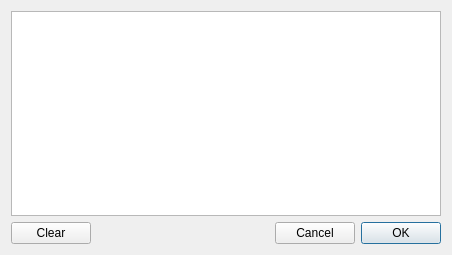
Old version of the form module/wildchildanimation/gui/forms/maya/shot_list_dialog.ui in the repository dearyangyu/swing.
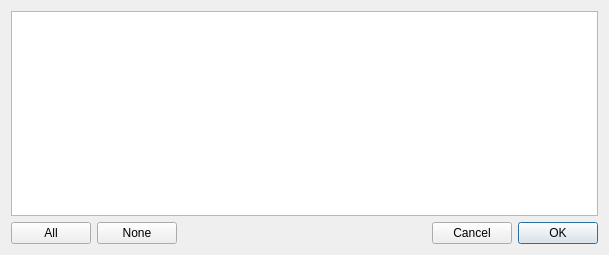
New version of the form.

```diff
--- a/module/wildchildanimation/gui/forms/maya/shot_list_dialog.ui
+++ b/module/wildchildanimation/gui/forms/maya/shot_list_dialog.ui
@@ -6,7 +6,7 @@
    <rect>
     <x>0</x>
     <y>0</y>
-    <width>452</width>
+    <width>609</width>
     <height>255</height>
    </rect>
   </property>
@@ -19,10 +19,17 @@
    </item>
    <item>
     <layout class="QHBoxLayout" name="horizontalLayout">
+     <item>
+      <widget class="QPushButton" name="buttonAll">
+       <property name="text">
+        <string>All</string>
+       </property>
+      </widget>
+     </item>
      <item>
       <widget class="QPushButton" name="buttonClear">
        <property name="text">
-        <string>Clear</string>
+        <string>None</string>
        </property>
       </widget>
      </item>
```
